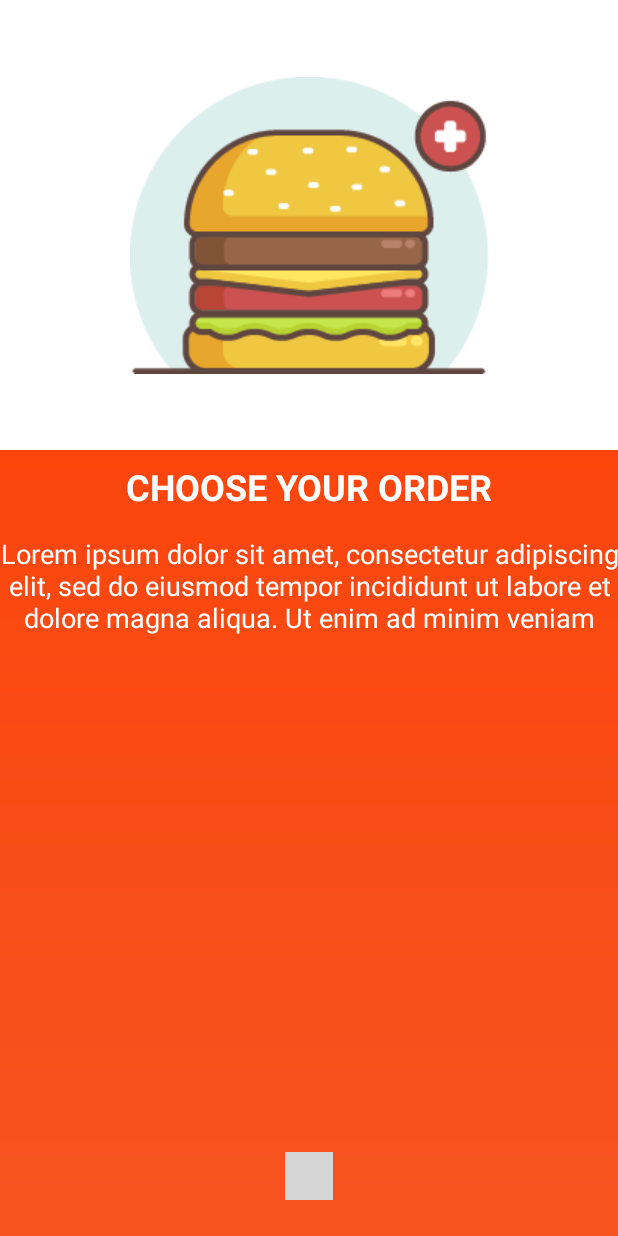
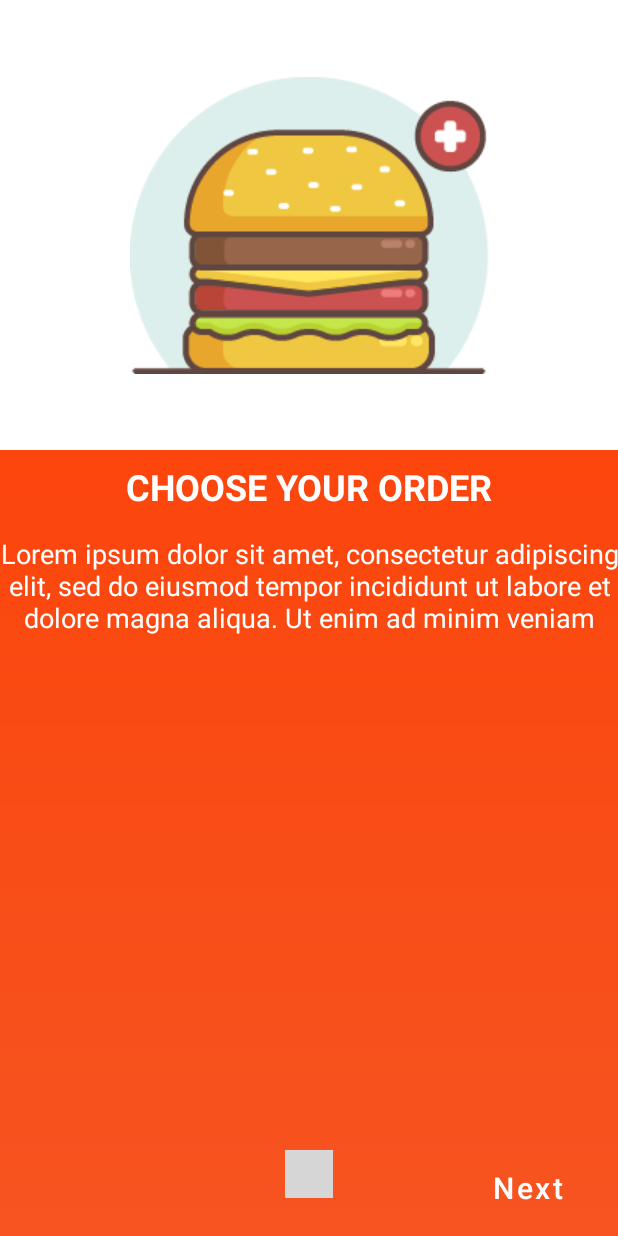
Before and after one commit to esraemirli/FoodDeliveryApp, an Android app: the fragment OnboardingFragment shown on its own in the app's theme, on a phone screen of 412 x 824 dp. Run offline under Robolectric (Android 15) with nearby library versions, the phone set to English and light mode, and no system bars; plain views replace WormDotsIndicator; 1 statement that could not run was skipped; grey boxes are pictures that could not be loaded.

Commit message:
onboarding navigation buttons has been added

```diff
--- a/app/src/main/java/com/example/fooddeliveryapp/ui/onboarding/OnboardingFragment.kt
+++ b/app/src/main/java/com/example/fooddeliveryapp/ui/onboarding/OnboardingFragment.kt
@@ -5,6 +5,9 @@ import android.view.LayoutInflater
 import android.view.View
 import android.view.ViewGroup
 import androidx.fragment.app.Fragment
+import androidx.navigation.fragment.NavHostFragment.findNavController
+import androidx.viewpager2.widget.ViewPager2
+import com.example.fooddeliveryapp.R
 import com.example.fooddeliveryapp.databinding.FragmentOnboardingBinding
 import com.example.fooddeliveryapp.utils.DepthTransformation
 import com.example.fooddeliveryapp.utils.ViewPagerAdapter
@@ -23,10 +26,42 @@ class OnboardingFragment: Fragment() {
         return view
     }
 
+
+
     private fun init() {
         val adapter = ViewPagerAdapter(requireActivity())
         binding.onboardingViewPager.adapter = adapter
         binding.onboardingViewPager.setPageTransformer(DepthTransformation())
         binding.dotsIndicator.setViewPager2(binding.onboardingViewPager)
-    }
+
+        binding.onboardingViewPager.registerOnPageChangeCallback(object: ViewPager2.OnPageChangeCallback(){
+            override fun onPageSelected(position: Int) {
+                super.onPageSelected(position)
+                if (position == 0){
+                    binding.prevButton.visibility = View.GONE
+                    binding.nextButton.setOnClickListener {
+                        binding.onboardingViewPager.currentItem = binding.onboardingViewPager.currentItem + 1
+                    }
+                }else if (position == 2){
+                    binding.prevButton.visibility = View.VISIBLE
+                    binding.nextButton.text = resources.getText(R.string.finish)
+                    binding.nextButton.setOnClickListener {
+                        findNavController(requireParentFragment()).navigate(R.id.action_onboardingFragment_to_loginAndSignupFragment)
+                    }
+                }else{
+                    binding.prevButton.visibility = View.VISIBLE
+                    binding.nextButton.text = resources.getText(R.string.next)
+                    binding.nextButton.setOnClickListener {
+                        binding.onboardingViewPager.currentItem = binding.onboardingViewPager.currentItem + 1
+                    }
+                    binding.prevButton.setOnClickListener{
+                        binding.onboardingViewPager.currentItem = binding.onboardingViewPager.currentItem - 1
+                    }
+                }
+            }
+        })
+
+        }
+
+
 }
--- a/app/src/main/java/com/example/fooddeliveryapp/ui/onboarding/ThirdOnboardingFragment.kt
+++ b/app/src/main/java/com/example/fooddeliveryapp/ui/onboarding/ThirdOnboardingFragment.kt
@@ -7,7 +7,8 @@ import android.view.ViewGroup
 import androidx.fragment.app.Fragment
 import com.example.fooddeliveryapp.R
 
-class ThirdOnboardingFragment:Fragment() {
+class ThirdOnboardingFragment: Fragment() {
+
     override fun onCreateView(
         inflater: LayoutInflater,
         container: ViewGroup?,
@@ -15,4 +16,5 @@ class ThirdOnboardingFragment:Fragment() {
     ): View? {
         return inflater.inflate(R.layout.fragment_third_onboarding,container,false)
     }
+
 }
--- a/app/src/main/java/com/example/fooddeliveryapp/ui/splash/SplashFragment.kt
+++ b/app/src/main/java/com/example/fooddeliveryapp/ui/splash/SplashFragment.kt
@@ -6,7 +6,7 @@ import android.view.LayoutInflater
 import android.view.View
 import android.view.ViewGroup
 import androidx.fragment.app.Fragment
-import androidx.navigation.fragment.findNavController
+import androidx.navigation.fragment.NavHostFragment.findNavController
 import com.example.fooddeliveryapp.R
 import com.example.fooddeliveryapp.databinding.FragmentSplashBinding
 
@@ -31,7 +31,7 @@ class SplashFragment: Fragment() {
             }
 
             override fun onAnimationEnd(animation: Animator?) {
-                // nav to onboarding
+                findNavController(requireParentFragment()).navigate(R.id.action_splashFragment_to_onboardingFragment)
             }
 
             override fun onAnimationCancel(animation: Animator?) {
--- a/app/src/main/java/com/example/fooddeliveryapp/utils/ViewPagerAdapter.kt
+++ b/app/src/main/java/com/example/fooddeliveryapp/utils/ViewPagerAdapter.kt
@@ -1,4 +1,5 @@
 package com.example.fooddeliveryapp.utils
+
 
 import androidx.fragment.app.Fragment
 import androidx.fragment.app.FragmentActivity
@@ -8,9 +9,11 @@ import com.example.fooddeliveryapp.ui.onboarding.SecondOnboardingFragment
 import com.example.fooddeliveryapp.ui.onboarding.ThirdOnboardingFragment
 
 class ViewPagerAdapter(activity: FragmentActivity): FragmentStateAdapter(activity) {
+
     override fun getItemCount(): Int = 3
 
     override fun createFragment(position: Int): Fragment {
+
         return when(position){
             0 -> FirstOnboardingFragment()
             1 -> SecondOnboardingFragment()
--- a/app/src/main/res/layout/fragment_login_and_signup.xml
+++ b/app/src/main/res/layout/fragment_login_and_signup.xml
@@ -17,7 +17,7 @@
             android:id="@+id/imageView"
             android:layout_width="wrap_content"
             android:layout_height="120sp"
-            android:layout_marginTop="64dp"
+            android:layout_marginTop="48dp"
             android:scaleType="centerInside"
             android:src="@drawable/login_image"
             app:layout_constraintEnd_toEndOf="parent"
@@ -29,7 +29,7 @@
             android:layout_width="match_parent"
             android:layout_height="wrap_content"
             android:layout_marginHorizontal="70sp"
-            android:layout_marginTop="16dp"
+            android:layout_marginTop="48dp"
             app:layout_constraintEnd_toEndOf="parent"
             app:layout_constraintStart_toStartOf="parent"
             app:layout_constraintTop_toBottomOf="@+id/imageView"
--- a/app/src/main/res/layout/fragment_onboarding.xml
+++ b/app/src/main/res/layout/fragment_onboarding.xml
@@ -1,6 +1,7 @@
 <?xml version="1.0" encoding="utf-8"?>
 <androidx.constraintlayout.widget.ConstraintLayout xmlns:android="http://schemas.android.com/apk/res/android"
     xmlns:app="http://schemas.android.com/apk/res-auto"
+    xmlns:tools="http://schemas.android.com/tools"
     android:layout_width="match_parent"
     android:layout_height="match_parent">
 
@@ -13,11 +14,12 @@
         app:layout_constraintStart_toStartOf="parent"
         app:layout_constraintTop_toTopOf="parent" />
 
+
     <com.tbuonomo.viewpagerdotsindicator.WormDotsIndicator
         android:id="@+id/dots_indicator"
         android:layout_width="wrap_content"
         android:layout_height="wrap_content"
-        android:layout_marginBottom="24dp"
+        android:layout_marginBottom="25dp"
         app:dotsColor="@color/white"
         app:dotsSize="10dp"
         app:dotsSpacing="3dp"
@@ -27,4 +29,32 @@
         app:layout_constraintStart_toStartOf="parent"
         app:progressMode="true" />
 
+    <Button
+        android:id="@+id/nextButton"
+        style="@style/Widget.MaterialComponents.Button.TextButton"
+        android:layout_width="wrap_content"
+        android:layout_height="wrap_content"
+        android:layout_marginEnd="16dp"
+        android:layout_marginBottom="8dp"
+        android:text="Next"
+        android:textSize="20sp"
+        android:textAllCaps="false"
+        android:textColor="@color/white"
+        app:layout_constraintBottom_toBottomOf="parent"
+        app:layout_constraintEnd_toEndOf="parent" />
+
+    <Button
+        android:id="@+id/prevButton"
+        style="@style/Widget.MaterialComponents.Button.TextButton"
+        android:layout_width="wrap_content"
+        android:layout_height="wrap_content"
+        android:layout_marginStart="16dp"
+        android:layout_marginBottom="8dp"
+        android:text="Prev"
+        android:textSize="20sp"
+        android:textAllCaps="false"
+        android:textColor="@color/white"
+        app:layout_constraintBottom_toBottomOf="parent"
+        app:layout_constraintStart_toStartOf="parent" />
+
 </androidx.constraintlayout.widget.ConstraintLayout>
--- a/app/src/main/res/layout/fragment_splash.xml
+++ b/app/src/main/res/layout/fragment_splash.xml
@@ -20,6 +20,6 @@
         app:lottie_rawRes="@raw/splash_animation"
         app:lottie_autoPlay="true"
         app:lottie_loop="false"
-        app:lottie_repeatCount="1"/>
+        app:lottie_repeatCount="0"/>
 
 </androidx.constraintlayout.widget.ConstraintLayout>
--- a/app/src/main/res/layout/fragment_third_onboarding.xml
+++ b/app/src/main/res/layout/fragment_third_onboarding.xml
@@ -44,4 +44,6 @@
         app:layout_constraintStart_toStartOf="parent"
         app:layout_constraintTop_toBottomOf="@+id/orderTextView" />
 
+
+
 </androidx.constraintlayout.widget.ConstraintLayout>
--- a/app/src/main/res/values/strings.xml
+++ b/app/src/main/res/values/strings.xml
@@ -1,3 +1,5 @@
 <resources>
     <string name="app_name">FoodDeliveryApp</string>
+    <string name="finish">Finish</string>
+    <string name="next">Next</string>
 </resources>
```
Also changed, not shown: app/src/main/res/navigation/navigation.xml (+22 -9 lines).
